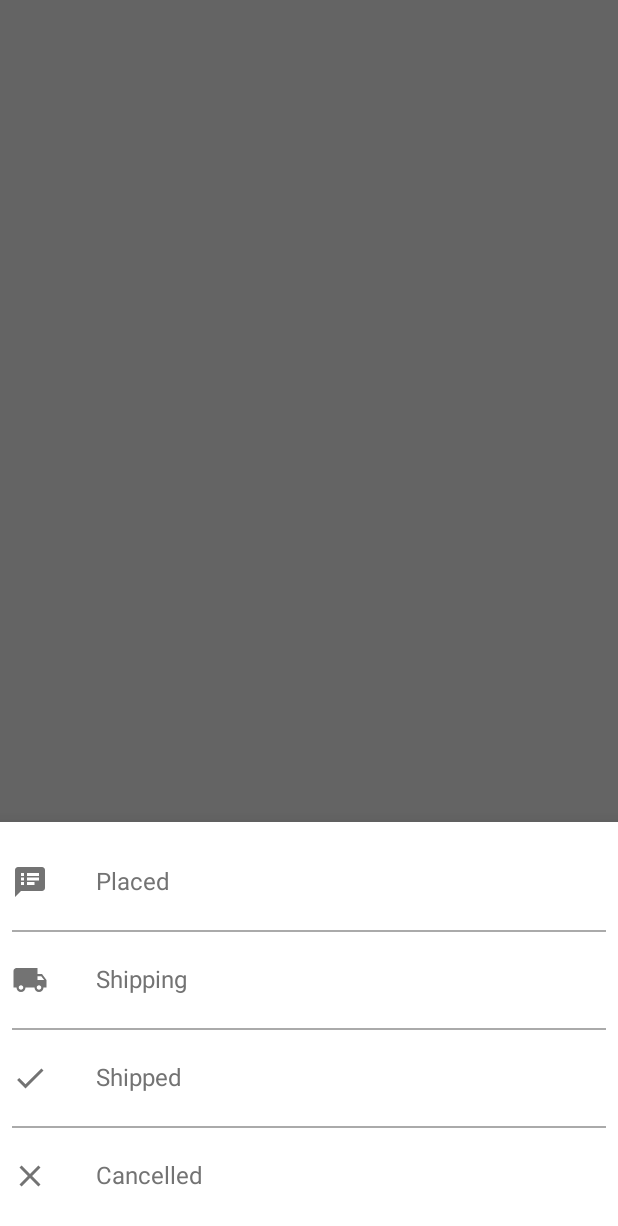
After one commit to WIUT-00006401/JustEatItAdmin, an Android app: the fragment BottomSheetOrderFragment shown on its own in the app's theme, on a phone screen of 412 x 824 dp. The commit adds this screen. Shown: the top 1226 px of the screen. Run offline under Robolectric (Android 15) with nearby library versions, the phone set to English and light mode, and no system bars; our stand-ins replace EventBus.

Commit message:
Filter Order

```diff
--- /dev/null
+++ b/app/src/main/java/com/example/justeatitadmin/Common/BottomSheetOrderFragment.kt
@@ -0,0 +1,56 @@
+package com.example.justeatitadmin.Common
+
+import android.os.Bundle
+import android.view.LayoutInflater
+import android.view.View
+import android.view.ViewGroup
+import com.example.justeatitadmin.EventBus.LoadOrderEvent
+import com.example.justeatitadmin.R
+import com.google.android.material.bottomsheet.BottomSheetDialogFragment
+import kotlinx.android.synthetic.main.fragment_order_filter.*
+import org.greenrobot.eventbus.EventBus
+
+class BottomSheetOrderFragment: BottomSheetDialogFragment() {
+
+    override fun onCreate(savedInstanceState: Bundle?) {
+        super.onCreate(savedInstanceState)
+    }
+
+    override fun onCreateView(
+        inflater: LayoutInflater,
+        container: ViewGroup?,
+        savedInstanceState: Bundle?
+    ): View? {
+        val itemView = inflater.inflate(R.layout.fragment_order_filter,container,false)
+        return itemView
+    }
+
+    override fun onViewCreated(view: View, savedInstanceState: Bundle?) {
+        super.onViewCreated(view, savedInstanceState)
+        initViews()
+    }
+
+    private fun initViews() {
+        placed_filter.setOnClickListener{
+            EventBus.getDefault().postSticky(LoadOrderEvent(0));
+            dismiss()
+        }
+        shipping_filter.setOnClickListener{
+            EventBus.getDefault().postSticky(LoadOrderEvent(1));
+            dismiss()
+        }
+        shipped_filter.setOnClickListener{
+            EventBus.getDefault().postSticky(LoadOrderEvent(2));
+            dismiss()
+        }
+        cancelled_filter.setOnClickListener{
+            EventBus.getDefault().postSticky(LoadOrderEvent(-1));
+            dismiss()
+        }
+    }
+
+    companion object{
+        val instance:BottomSheetOrderFragment?=null
+            get() = field?: BottomSheetOrderFragment()
+    }
+}
--- /dev/null
+++ b/app/src/main/java/com/example/justeatitadmin/EventBus/LoadOrderEvent.kt
@@ -0,0 +1,4 @@
+package com.example.justeatitadmin.EventBus
+
+class LoadOrderEvent(val status:Int) {
+}
--- a/app/src/main/java/com/example/justeatitadmin/HomeActivity.kt
+++ b/app/src/main/java/com/example/justeatitadmin/HomeActivity.kt
@@ -125,8 +125,6 @@ class HomeActivity : AppCompatActivity() {
     }
 
     override fun onCreateOptionsMenu(menu: Menu): Boolean {
-        // Inflate the menu; this adds items to the action bar if it is present.
-        menuInflater.inflate(R.menu.home, menu)
         return true
     }
 
--- /dev/null
+++ b/app/src/main/res/drawable/ic_clear_black_24dp.xml
@@ -0,0 +1,9 @@
+<vector xmlns:android="http://schemas.android.com/apk/res/android"
+        android:width="24dp"
+        android:height="24dp"
+        android:viewportWidth="24.0"
+        android:viewportHeight="24.0">
+    <path
+        android:fillColor="#FF000000"
+        android:pathData="M19,6.41L17.59,5 12,10.59 6.41,5 5,6.41 10.59,12 5,17.59 6.41,19 12,13.41 17.59,19 19,17.59 13.41,12z"/>
+</vector>
--- /dev/null
+++ b/app/src/main/res/drawable/ic_done_black_24dp.xml
@@ -0,0 +1,9 @@
+<vector xmlns:android="http://schemas.android.com/apk/res/android"
+        android:width="24dp"
+        android:height="24dp"
+        android:viewportWidth="24.0"
+        android:viewportHeight="24.0">
+    <path
+        android:fillColor="#FF000000"
+        android:pathData="M9,16.2L4.8,12l-1.4,1.4L9,19 21,7l-1.4,-1.4L9,16.2z"/>
+</vector>
--- /dev/null
+++ b/app/src/main/res/drawable/ic_filter_list_white_24dp.xml
@@ -0,0 +1,5 @@
+<vector android:height="24dp" android:tint="#FFFFFF"
+    android:viewportHeight="24.0" android:viewportWidth="24.0"
+    android:width="24dp" xmlns:android="http://schemas.android.com/apk/res/android">
+    <path android:fillColor="#FF000000" android:pathData="M10,18h4v-2h-4v2zM3,6v2h18L21,6L3,6zM6,13h12v-2L6,11v2z"/>
+</vector>
--- /dev/null
+++ b/app/src/main/res/layout/fragment_order_filter.xml
@@ -0,0 +1,150 @@
+<?xml version="1.0" encoding="utf-8"?>
+<LinearLayout xmlns:android="http://schemas.android.com/apk/res/android"
+    android:orientation="vertical"
+    android:layout_width="match_parent"
+    android:layout_height="wrap_content"
+    android:background="@android:color/white"
+    android:paddingBottom="8dp"
+    android:paddingTop="8dp">
+
+    <LinearLayout
+        android:id="@+id/placed_filter"
+        android:layout_width="match_parent"
+        android:layout_height="wrap_content"
+        android:clickable="true"
+        android:foreground="?attr/selectableItemBackground"
+        android:orientation="horizontal"
+        android:paddingLeft="8dp"
+        android:paddingRight="8dp"
+        android:paddingTop="20dp"
+        android:paddingBottom="20dp">
+
+        <ImageView
+            android:layout_width="24dp"
+            android:layout_height="24dp"
+            android:layout_marginRight="32dp"
+            android:src="@drawable/ic_speaker_notes_black_24dp"
+            android:tint="#737373"/>
+
+        <TextView
+            android:layout_width="wrap_content"
+            android:layout_height="wrap_content"
+            android:gravity="center_vertical"
+            android:text="Placed"
+            android:textColor="#737373"
+            android:textSize="16sp"/>
+
+    </LinearLayout>
+
+    <View
+        android:layout_width="match_parent"
+        android:layout_height="1dip"
+        android:layout_marginLeft="8dp"
+        android:layout_marginRight="8dp"
+        android:background="@android:color/darker_gray"/>
+
+    <LinearLayout
+        android:id="@+id/shipping_filter"
+        android:layout_width="match_parent"
+        android:layout_height="wrap_content"
+        android:clickable="true"
+        android:foreground="?attr/selectableItemBackground"
+        android:orientation="horizontal"
+        android:paddingLeft="8dp"
+        android:paddingRight="8dp"
+        android:paddingTop="20dp"
+        android:paddingBottom="20dp">
+
+        <ImageView
+            android:layout_width="24dp"
+            android:layout_height="24dp"
+            android:layout_marginRight="32dp"
+            android:src="@drawable/ic_local_shipping_black_24dp"
+            android:tint="#737373"/>
+
+        <TextView
+            android:layout_width="wrap_content"
+            android:layout_height="wrap_content"
+            android:gravity="center_vertical"
+            android:text="Shipping"
+            android:textColor="#737373"
+            android:textSize="16sp"/>
+
+
+    </LinearLayout>
+
+    <View
+        android:layout_width="match_parent"
+        android:layout_height="1dip"
+        android:layout_marginLeft="8dp"
+        android:layout_marginRight="8dp"
+        android:background="@android:color/darker_gray"/>
+
+    <LinearLayout
+        android:id="@+id/shipped_filter"
+        android:layout_width="match_parent"
+        android:layout_height="wrap_content"
+        android:clickable="true"
+        android:foreground="?attr/selectableItemBackground"
+        android:orientation="horizontal"
+        android:paddingLeft="8dp"
+        android:paddingRight="8dp"
+        android:paddingTop="20dp"
+        android:paddingBottom="20dp">
+
+        <ImageView
+            android:layout_width="24dp"
+            android:layout_height="24dp"
+            android:layout_marginRight="32dp"
+            android:src="@drawable/ic_done_black_24dp"
+            android:tint="#737373"/>
+
+        <TextView
+            android:layout_width="wrap_content"
+            android:layout_height="wrap_content"
+            android:gravity="center_vertical"
+            android:text="Shipped"
+            android:textColor="#737373"
+            android:textSize="16sp"/>
+
+
+    </LinearLayout>
+
+    <View
+        android:layout_width="match_parent"
+        android:layout_height="1dip"
+        android:layout_marginLeft="8dp"
+        android:layout_marginRight="8dp"
+        android:background="@android:color/darker_gray"/>
+
+    <LinearLayout
+        android:id="@+id/cancelled_filter"
+        android:layout_width="match_parent"
+        android:layout_height="wrap_content"
+        android:clickable="true"
+        android:foreground="?attr/selectableItemBackground"
+        android:orientation="horizontal"
+        android:paddingLeft="8dp"
+        android:paddingRight="8dp"
+        android:paddingTop="20dp"
+        android:paddingBottom="20dp">
+
+        <ImageView
+            android:layout_width="24dp"
+            android:layout_height="24dp"
+            android:layout_marginRight="32dp"
+            android:src="@drawable/ic_clear_black_24dp"
+            android:tint="#737373"/>
+
+        <TextView
+            android:layout_width="wrap_content"
+            android:layout_height="wrap_content"
+            android:gravity="center_vertical"
+            android:text="Cancelled"
+            android:textColor="#737373"
+            android:textSize="16sp"/>
+
+
+    </LinearLayout>
+
+</LinearLayout>
```
Also changed, not shown: app/src/main/java/com/example/justeatitadmin/ui/order/OrderFragment.kt (+55 -3 lines), app/src/main/res/menu/home.xml (deleted, +0 -9 lines), app/src/main/res/menu/order_list_menu.xml (added, +18 -0 lines), app/src/main/res/values/strings.xml (+6 -12 lines).
